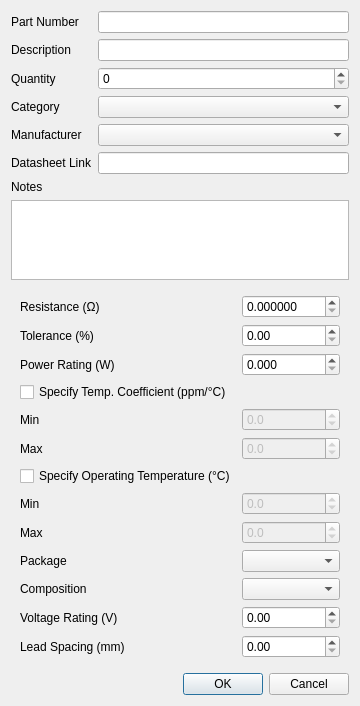
The window that qtui/src/ComponentEditDialog.ui (hpmachining/ComponentInventory) describes before a commit, drawn with Qt 5.
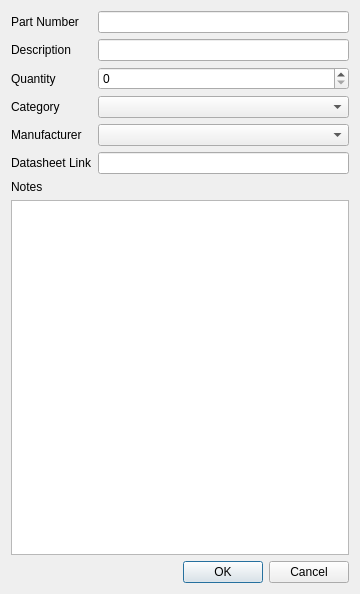
The same window after the commit. The open tabs and pages were chosen to show the change. Custom widgets are drawn as their Qt base class.

Commit message:
Introduce ResistorEditor and editor infrastructure
- Reorganize qtui tree to support editor-based UIs
- Add ResistorEditor with standalone .ui
- Add editors include/src directories
- Expose database access via InventoryService
- Hook IComponentEditor into ComponentEditDialog
- Remove embedded resistor code from dialog

```diff
--- a/qtui/src/ComponentEditDialog.ui
+++ b/qtui/src/ComponentEditDialog.ui
@@ -114,265 +114,6 @@
      </property>
     </widget>
    </item>
-   <item>
-    <widget class="ShrinkingStackedWidget" name="categoryStack">
-     <property name="sizePolicy">
-      <sizepolicy hsizetype="Preferred" vsizetype="Minimum">
-       <horstretch>0</horstretch>
-       <verstretch>0</verstretch>
-      </sizepolicy>
-     </property>
-     <property name="minimumSize">
-      <size>
-       <width>0</width>
-       <height>0</height>
-      </size>
-     </property>
-     <widget class="QWidget" name="pageNone">
-      <property name="sizePolicy">
-       <sizepolicy hsizetype="Preferred" vsizetype="Minimum">
-        <horstretch>0</horstretch>
-        <verstretch>0</verstretch>
-       </sizepolicy>
-      </property>
-      <property name="minimumSize">
-       <size>
-        <width>0</width>
-        <height>0</height>
-       </size>
-      </property>
-      <layout class="QVBoxLayout" name="layoutNone"/>
-     </widget>
-     <widget class="QWidget" name="pageResistor">
-      <property name="sizePolicy">
-       <sizepolicy hsizetype="Preferred" vsizetype="Minimum">
-        <horstretch>0</horstretch>
-        <verstretch>0</verstretch>
-       </sizepolicy>
-      </property>
-      <layout class="QFormLayout" name="resistorForm">
-       <item row="0" column="0">
-        <widget class="QLabel" name="resistanceLabel">
-         <property name="text">
-          <string>Resistance (Ω)</string>
-         </property>
-        </widget>
-       </item>
-       <item row="0" column="1">
-        <widget class="QDoubleSpinBox" name="resistanceSpin">
-         <property name="decimals">
-          <number>6</number>
-         </property>
-         <property name="maximum">
-          <double>100000000.000000000000000</double>
-         </property>
-        </widget>
-       </item>
-       <item row="1" column="0">
-        <widget class="QLabel" name="toleranceLabel">
-         <property name="text">
-          <string>Tolerance (%)</string>
-         </property>
-        </widget>
-       </item>
-       <item row="1" column="1">
-        <widget class="QDoubleSpinBox" name="toleranceSpin">
-         <property name="decimals">
-          <number>2</number>
-         </property>
-         <property name="maximum">
-          <double>100.000000000000000</double>
-         </property>
-        </widget>
-       </item>
-       <item row="2" column="0">
-        <widget class="QLabel" name="powerLabel">
-         <property name="text">
-          <string>Power Rating (W)</string>
-         </property>
-        </widget>
-       </item>
-       <item row="2" column="1">
-        <widget class="QDoubleSpinBox" name="powerSpin">
-         <property name="decimals">
-          <number>3</number>
-         </property>
-         <property name="maximum">
-          <double>1000.000000000000000</double>
-         </property>
-        </widget>
-       </item>
-        
-        <item row="3" column="0">
-          <widget class="QCheckBox" name="tempCoeffEnableCheck">
-            <property name="text">
-              <string>Specify Temp. Coefficient (ppm/°C)</string>
-            </property>
-          </widget>
-        </item>
-
-        <item row="4" column="0">
-          <widget class="QLabel" name="tempCoeffMinLabel">
-            <property name="text">
-              <string>Min</string>
-            </property>
-          </widget>
-        </item>
-        <item row="4" column="1">
-          <widget class="QDoubleSpinBox" name="tempCoeffMinSpin">
-            <property name="decimals">
-              <number>1</number>
-            </property>
-            <property name="minimum">
-              <double>-10000.0</double>
-            </property>
-            <property name="maximum">
-              <double>10000.0</double>
-            </property>
-            <property name="enabled">
-              <bool>false</bool>
-            </property>
-          </widget>
-        </item>
-
-        <item row="5" column="0">
-          <widget class="QLabel" name="tempCoeffMaxLabel">
-            <property name="text">
-              <string>Max</string>
-            </property>
-          </widget>
-        </item>
-        <item row="5" column="1">
-          <widget class="QDoubleSpinBox" name="tempCoeffMaxSpin">
-            <property name="decimals">
-              <number>1</number>
-            </property>
-            <property name="minimum">
-              <double>-10000.0</double>
-            </property>
-            <property name="maximum">
-              <double>10000.0</double>
-            </property>
-            <property name="enabled">
-              <bool>false</bool>
-            </property>
-          </widget>
-        </item>
-
-        <item row="6" column="0">
-          <widget class="QCheckBox" name="tempRangeEnableCheck">
-            <property name="text">
-              <string>Specify Operating Temperature (°C)</string>
-            </property>
-          </widget>
-        </item>
-
-        <item row="7" column="0">
-          <widget class="QLabel" name="tempMinLabel">
-            <property name="text">
-              <string>Min</string>
-            </property>
-          </widget>
-        </item>
-        <item row="7" column="1">
-          <widget class="QDoubleSpinBox" name="tempMinSpin">
-            <property name="decimals">
-              <number>1</number>
-            </property>
-            <property name="minimum">
-              <double>-200.0</double>
-            </property>
-            <property name="maximum">
-              <double>300.0</double>
-            </property>
-            <property name="enabled">
-              <bool>false</bool>
-            </property>
-          </widget>
-        </item>
-
-        <item row="8" column="0">
-          <widget class="QLabel" name="tempMaxLabel">
-            <property name="text">
-              <string>Max</string>
-            </property>
-          </widget>
-        </item>
-        <item row="8" column="1">
-          <widget class="QDoubleSpinBox" name="tempMaxSpin">
-            <property name="decimals">
-              <number>1</number>
-            </property>
-            <property name="minimum">
-              <double>-200.0</double>
-            </property>
-            <property name="maximum">
-              <double>300.0</double>
-            </property>
-            <property name="enabled">
-              <bool>false</bool>
-            </property>
-          </widget>
-        </item>
-
-        <item row="9" column="0">
-        <widget class="QLabel" name="packageLabel">
-         <property name="text">
-          <string>Package</string>
-         </property>
-        </widget>
-       </item>
-       <item row="9" column="1">
-        <widget class="QComboBox" name="resistorPackageCombo"/>
-       </item>
-       <item row="10" column="0">
-        <widget class="QLabel" name="compositionLabel">
-         <property name="text">
-          <string>Composition</string>
-         </property>
-        </widget>
-       </item>
-       <item row="10" column="1">
-        <widget class="QComboBox" name="resistorCompositionCombo"/>
-       </item>
-       <item row="11" column="0">
-        <widget class="QLabel" name="voltageLabel">
-         <property name="text">
-          <string>Voltage Rating (V)</string>
-         </property>
-        </widget>
-       </item>
-       <item row="11" column="1">
-        <widget class="QDoubleSpinBox" name="voltageSpin">
-         <property name="decimals">
-          <number>2</number>
-         </property>
-         <property name="maximum">
-          <double>10000.000000000000000</double>
-         </property>
-        </widget>
-       </item>
-       <item row="12" column="0">
-        <widget class="QLabel" name="leadSpacingLabel">
-         <property name="text">
-          <string>Lead Spacing (mm)</string>
-         </property>
-        </widget>
-       </item>
-       <item row="12" column="1">
-        <widget class="QDoubleSpinBox" name="leadSpacingSpin">
-         <property name="decimals">
-          <number>2</number>
-         </property>
-         <property name="maximum">
-          <double>100.000000000000000</double>
-         </property>
-        </widget>
-       </item>
-      </layout>
-     </widget>
-    </widget>
-   </item>
    <item>
     <widget class="QDialogButtonBox" name="buttonBox">
      <property name="orientation">
```
The commit also changes 10 other files.
